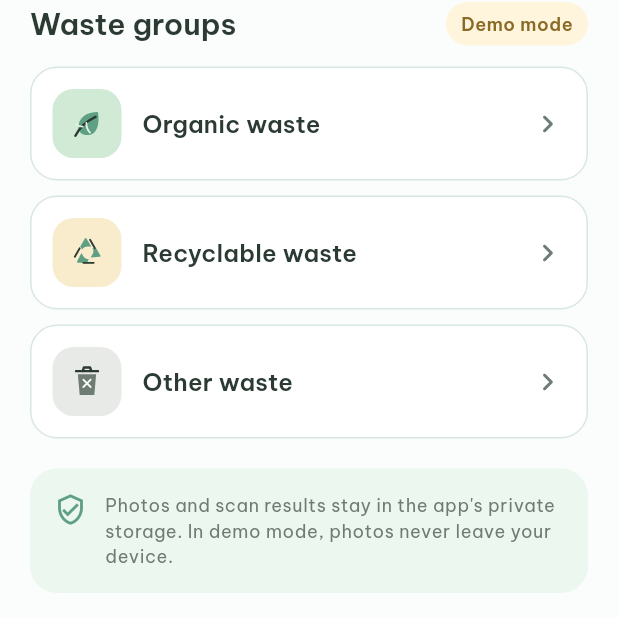
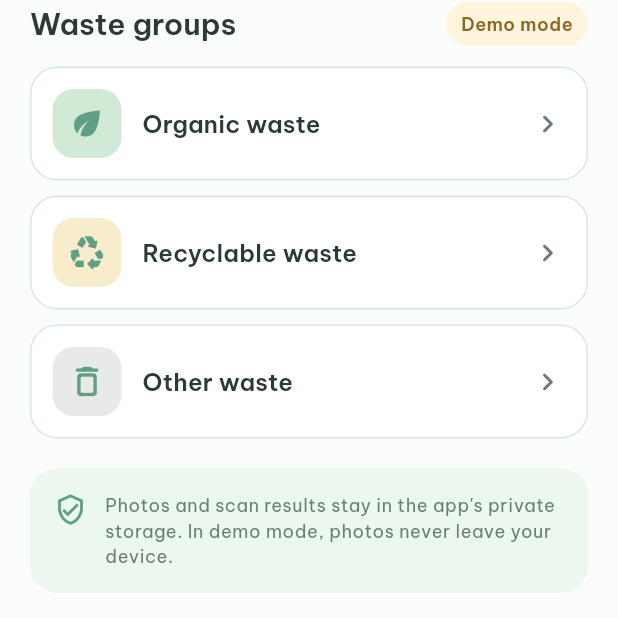
Before and after one commit to VoxNut/Waste_Classification, a Flutter app: the screen it shows after launch, scrolled down 228 dp, on a phone screen of 412 x 824 dp, the part 595-1213 px from its top. Run offline on Flutter 3.47's test engine with Material 3 defaults, Android fonts, the phone set to English and light mode, and no system bars; our stand-ins replace camera, easy_localization, flutter_riverpod, permission_handler, sqflite; accounts and stored records are empty.

Commit message:
fix: sửa lỗi hiển thị icon và biểu tượng ứng dụng
Thay SVG chồng nét bằng Material Icons ổn định cho ba nhóm rác.

Đơn giản hóa launcher icon, rút gọn nhãn Android và nâng phiên bản lên 1.0.1+2.

```diff
--- /dev/null
+++ b/lib/core/widgets/waste_category_icon.dart
@@ -0,0 +1,35 @@
+import 'package:flutter/material.dart';
+import 'package:waste_classification/core/theme/app_colors.dart';
+
+/// A small, platform-rendered icon for each waste category.
+///
+/// Material icons remain sharp at every screen density and avoid the
+/// overlapping SVG strokes that previously appeared as black or white marks.
+class WasteCategoryIcon extends StatelessWidget {
+  const WasteCategoryIcon({
+    required this.categoryId,
+    this.size = 24,
+    this.color = AppColors.primaryDark,
+    super.key,
+  });
+
+  final String categoryId;
+  final double size;
+  final Color color;
+
+  static IconData iconFor(String categoryId) => switch (categoryId) {
+    'organic' => Icons.eco_rounded,
+    'recyclable' => Icons.recycling_rounded,
+    _ => Icons.delete_outline_rounded,
+  };
+
+  @override
+  Widget build(BuildContext context) {
+    return Icon(
+      iconFor(categoryId),
+      color: color,
+      size: size,
+      semanticLabel: null,
+    );
+  }
+}
--- a/lib/data/models/waste_category.dart
+++ b/lib/data/models/waste_category.dart
@@ -10,7 +10,6 @@ class WasteCategory {
     required this.disposalInstructionVi,
     required this.disposalInstructionEn,
     required this.colorHex,
-    required this.iconAsset,
   });
 
   final String id;
@@ -21,7 +20,6 @@ class WasteCategory {
   final String disposalInstructionVi;
   final String disposalInstructionEn;
   final String colorHex;
-  final String iconAsset;
 
   String name(Locale locale) => locale.languageCode == 'en' ? nameEn : nameVi;
 
--- a/lib/data/seed/waste_categories.dart
+++ b/lib/data/seed/waste_categories.dart
@@ -13,7 +13,6 @@ abstract final class WasteCategories {
     disposalInstructionEn:
         'Remove plastic bags and contaminants. Put it in the organic bin or composting area when available.',
     colorHex: '#A9D8B4',
-    iconAsset: 'assets/icons/organic.svg',
   );
 
   static const recyclable = WasteCategory(
@@ -29,7 +28,6 @@ abstract final class WasteCategories {
     disposalInstructionEn:
         'Rinse away food or liquid residue, let it dry, and place it in the recycling bin.',
     colorHex: '#F2DDA4',
-    iconAsset: 'assets/icons/recyclable.svg',
   );
 
   static const other = WasteCategory(
@@ -45,7 +43,6 @@ abstract final class WasteCategories {
     disposalInstructionEn:
         'Place it in the general waste bin. Take batteries, chemicals, or electronics to a dedicated collection point.',
     colorHex: '#D6D9D5',
-    iconAsset: 'assets/icons/other.svg',
   );
 
   static const all = [organic, recyclable, other];
--- a/lib/features/home/home_screen.dart
+++ b/lib/features/home/home_screen.dart
@@ -1,8 +1,8 @@
 import 'package:easy_localization/easy_localization.dart';
 import 'package:flutter/material.dart';
-import 'package:flutter_svg/flutter_svg.dart';
 import 'package:waste_classification/core/config/app_config.dart';
 import 'package:waste_classification/core/theme/app_colors.dart';
+import 'package:waste_classification/core/widgets/waste_category_icon.dart';
 import 'package:waste_classification/data/seed/waste_categories.dart';
 import 'package:waste_classification/features/scan/scan_screen.dart';
 import 'package:waste_classification/features/settings/settings_screen.dart';
@@ -70,7 +70,7 @@ class HomeScreen extends StatelessWidget {
                     (category) => Padding(
                       padding: const EdgeInsets.only(bottom: 10),
                       child: _CategoryPreview(
-                        iconAsset: category.iconAsset,
+                        categoryId: category.id,
                         color: category.color,
                         title: category.name(context.locale),
                       ),
@@ -253,12 +253,12 @@ class _ScanHeroCard extends StatelessWidget {
 
 class _CategoryPreview extends StatelessWidget {
   const _CategoryPreview({
-    required this.iconAsset,
+    required this.categoryId,
     required this.color,
     required this.title,
   });
 
-  final String iconAsset;
+  final String categoryId;
   final Color color;
   final String title;
 
@@ -281,7 +281,7 @@ class _CategoryPreview extends StatelessWidget {
               color: color.withValues(alpha: 0.55),
               borderRadius: BorderRadius.circular(14),
             ),
-            child: SvgPicture.asset(iconAsset),
+            child: WasteCategoryIcon(categoryId: categoryId, size: 26),
           ),
           const SizedBox(width: 14),
           Expanded(
--- a/lib/features/result/result_screen.dart
+++ b/lib/features/result/result_screen.dart
@@ -2,8 +2,8 @@ import 'dart:io';
 
 import 'package:easy_localization/easy_localization.dart';
 import 'package:flutter/material.dart';
-import 'package:flutter_svg/flutter_svg.dart';
 import 'package:waste_classification/core/theme/app_colors.dart';
+import 'package:waste_classification/core/widgets/waste_category_icon.dart';
 import 'package:waste_classification/data/models/classification_result.dart';
 import 'package:waste_classification/data/models/scan_result.dart';
 import 'package:waste_classification/data/seed/waste_categories.dart';
@@ -92,7 +92,7 @@ class ResultScreen extends StatelessWidget {
                     color: Colors.white.withValues(alpha: 0.78),
                     borderRadius: BorderRadius.circular(17),
                   ),
-                  child: SvgPicture.asset(category.iconAsset),
+                  child: WasteCategoryIcon(categoryId: category.id, size: 32),
                 ),
                 const SizedBox(width: 16),
                 Expanded(
--- a/pubspec.yaml
+++ b/pubspec.yaml
@@ -16,7 +16,7 @@ publish_to: 'none' # Remove this line if you wish to publish to pub.dev
 # https://developer.apple.com/library/archive/documentation/General/Reference/InfoPlistKeyReference/Articles/CoreFoundationKeys.html
 # In Windows, build-name is used as the major, minor, and patch parts
 # of the product and file versions while build-number is used as the build suffix.
-version: 1.0.0+1
+version: 1.0.1+2
 
 environment:
   sdk: ^3.12.2
@@ -44,7 +44,6 @@ dependencies:
   path: ^1.9.1
   uuid: ^4.5.3
   http: ^1.6.0
-  flutter_svg: ^2.3.0
 
 dev_dependencies:
   flutter_test:
@@ -70,7 +69,6 @@ flutter:
 
   assets:
     - assets/translations/
-    - assets/icons/
 
   fonts:
     - family: BeVietnamPro
```
Also changed, not shown: assets/icons/organic.svg (deleted), assets/icons/other.svg (deleted), assets/icons/recyclable.svg (deleted), pubspec.lock, 3 other files.
